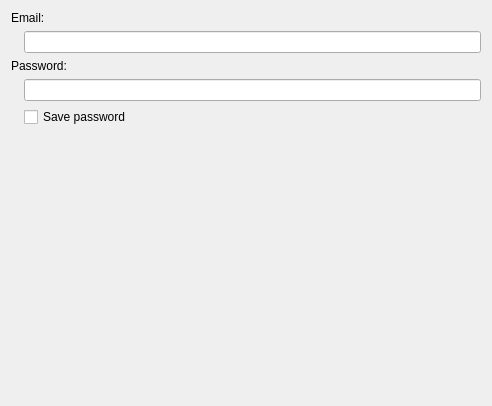
The window that protocols/vkontakte/src/ui/vaccountwizardpage.ui (euroelessar/qutim) describes before a commit, drawn with Qt 5.
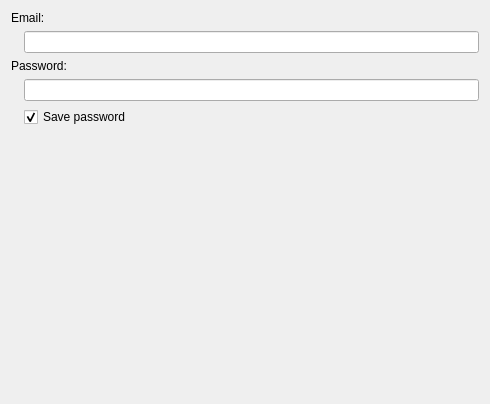
The same window after the commit.

```diff
--- a/protocols/vkontakte/src/ui/vaccountwizardpage.ui
+++ b/protocols/vkontakte/src/ui/vaccountwizardpage.ui
@@ -6,8 +6,8 @@
    <rect>
     <x>0</x>
     <y>0</y>
-    <width>492</width>
-    <height>406</height>
+    <width>490</width>
+    <height>404</height>
    </rect>
   </property>
   <property name="windowTitle">
@@ -62,6 +62,9 @@
      <property name="text">
       <string>Save password</string>
      </property>
+     <property name="checked">
+      <bool>true</bool>
+     </property>
     </widget>
    </item>
   </layout>
```
